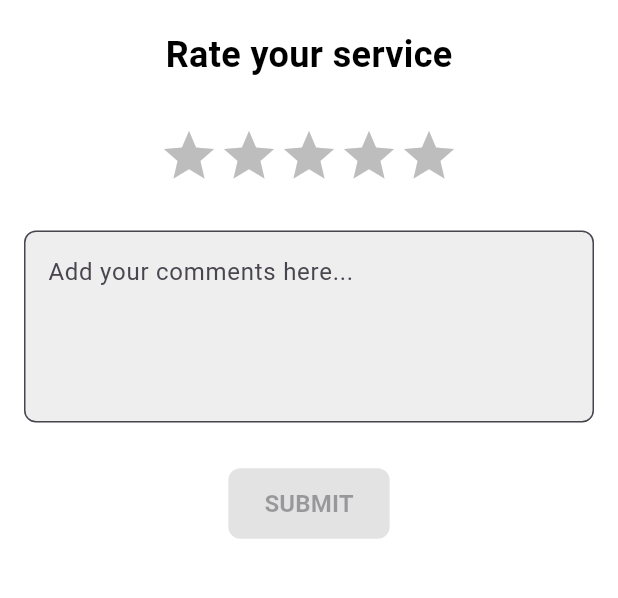
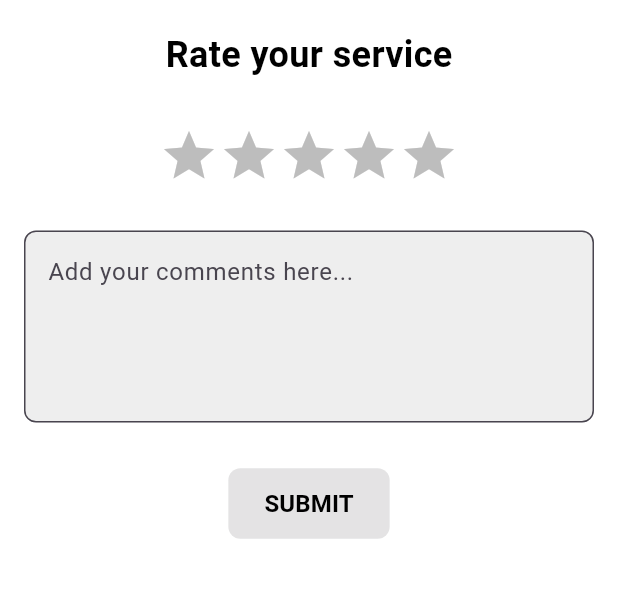
Before and after one commit to jayasinghesasmitha/Vivora-Mobile-app, a Flutter app: the RateUs screen opened directly, on a phone screen of 412 x 824 dp, the part 170-768 px from its top. Run offline on Flutter 3.47's test engine with Material 3 defaults, Android fonts, the phone set to English and light mode, and no system bars; our stand-ins replace cloud_firestore, firebase_auth, firebase_core, flutter_dotenv, flutter_map, geolocator and 2 more; accounts and stored records are empty.

Commit message:
Update rate_us.dart

```diff
--- a/book_my_saloon/lib/screens/rate_us.dart
+++ b/book_my_saloon/lib/screens/rate_us.dart
@@ -86,7 +86,7 @@ class _RateUsState extends State<RateUs> {
             ElevatedButton(
               onPressed: _rating > 0 ? _submitRating : null,
               style: ElevatedButton.styleFrom(
-                backgroundColor: Colors.black,
+                backgroundColor: const Color.fromARGB(255, 216, 216, 216),
                 shape: RoundedRectangleBorder(
                   borderRadius: BorderRadius.circular(8),
                 ),
@@ -94,7 +94,7 @@ class _RateUsState extends State<RateUs> {
               ),
               child: const Text(
                 'SUBMIT',
-                style: TextStyle(fontSize: 16, fontWeight: FontWeight.bold),
+                style: TextStyle(fontSize: 16, fontWeight: FontWeight.bold,color: Colors.black),
               ),
             ),
           ],
```
